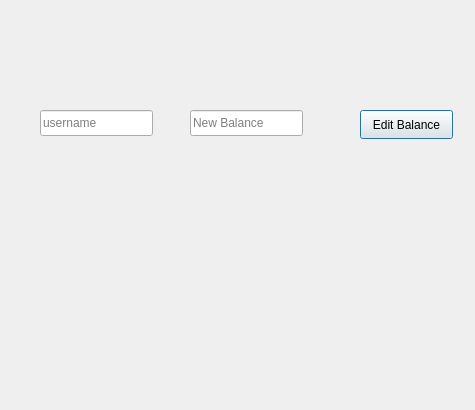
Above: m7fazty/adjust_balance_dialog.ui from Roro-2004/m7fazty before the change. Below: the same form after it.
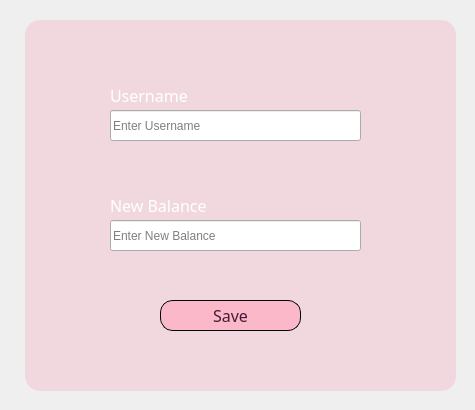
That is the form after the change. Icons and pictures are not drawn.

What changed in the file:
```diff
--- a/m7fazty/adjust_balance_dialog.ui
+++ b/m7fazty/adjust_balance_dialog.ui
@@ -32,42 +32,330 @@
   <widget class="QLineEdit" name="username_editBalance_lineEdit">
    <property name="geometry">
     <rect>
-     <x>40</x>
+     <x>110</x>
      <y>110</y>
-     <width>113</width>
-     <height>26</height>
+     <width>251</width>
+     <height>31</height>
     </rect>
    </property>
    <property name="placeholderText">
-    <string>username</string>
-   </property>
-  </widget>
-  <widget class="QPushButton" name="editBalance_pushButton">
-   <property name="geometry">
-    <rect>
-     <x>360</x>
-     <y>110</y>
-     <width>93</width>
-     <height>29</height>
-    </rect>
-   </property>
-   <property name="text">
-    <string>Edit Balance</string>
+    <string>Enter Username</string>
    </property>
   </widget>
   <widget class="QLineEdit" name="newBalance_editBalance_lineEdit">
    <property name="geometry">
     <rect>
-     <x>190</x>
-     <y>110</y>
-     <width>113</width>
-     <height>26</height>
+     <x>110</x>
+     <y>220</y>
+     <width>251</width>
+     <height>31</height>
     </rect>
    </property>
    <property name="placeholderText">
+    <string>Enter New Balance</string>
+   </property>
+  </widget>
+  <widget class="QPushButton" name="pushButton">
+   <property name="geometry">
+    <rect>
+     <x>25</x>
+     <y>20</y>
+     <width>431</width>
+     <height>371</height>
+    </rect>
+   </property>
+   <property name="styleSheet">
+    <string notr="true">QPushButton {
+ background-color: rgba(255, 90, 130, 0.15);
+    border-radius: 15px;
+}
+</string>
+   </property>
+   <property name="text">
+    <string/>
+   </property>
+  </widget>
+  <widget class="QLabel" name="username_label">
+   <property name="geometry">
+    <rect>
+     <x>110</x>
+     <y>80</y>
+     <width>111</width>
+     <height>31</height>
+    </rect>
+   </property>
+   <property name="palette">
+    <palette>
+     <active>
+      <colorrole role="WindowText">
+       <brush brushstyle="SolidPattern">
+        <color alpha="255">
+         <red>255</red>
+         <green>255</green>
+         <blue>255</blue>
+        </color>
+       </brush>
+      </colorrole>
+      <colorrole role="ButtonText">
+       <brush brushstyle="SolidPattern">
+        <color alpha="255">
+         <red>255</red>
+         <green>255</green>
+         <blue>255</blue>
+        </color>
+       </brush>
+      </colorrole>
+     </active>
+     <inactive>
+      <colorrole role="WindowText">
+       <brush brushstyle="SolidPattern">
+        <color alpha="255">
+         <red>255</red>
+         <green>255</green>
+         <blue>255</blue>
+        </color>
+       </brush>
+      </colorrole>
+      <colorrole role="ButtonText">
+       <brush brushstyle="SolidPattern">
+        <color alpha="255">
+         <red>255</red>
+         <green>255</green>
+         <blue>255</blue>
+        </color>
+       </brush>
+      </colorrole>
+     </inactive>
+     <disabled/>
+    </palette>
+   </property>
+   <property name="font">
+    <font>
+     <family>Arial Rounded MT Bold</family>
+     <pointsize>12</pointsize>
+    </font>
+   </property>
+   <property name="text">
+    <string>Username</string>
+   </property>
+  </widget>
+  <widget class="QLabel" name="new_balance_label">
+   <property name="geometry">
+    <rect>
+     <x>110</x>
+     <y>190</y>
+     <width>131</width>
+     <height>31</height>
+    </rect>
+   </property>
+   <property name="palette">
+    <palette>
+     <active>
+      <colorrole role="WindowText">
+       <brush brushstyle="SolidPattern">
+        <color alpha="255">
+         <red>255</red>
+         <green>255</green>
+         <blue>255</blue>
+        </color>
+       </brush>
+      </colorrole>
+      <colorrole role="ButtonText">
+       <brush brushstyle="SolidPattern">
+        <color alpha="255">
+         <red>255</red>
+         <green>255</green>
+         <blue>255</blue>
+        </color>
+       </brush>
+      </colorrole>
+     </active>
+     <inactive>
+      <colorrole role="WindowText">
+       <brush brushstyle="SolidPattern">
+        <color alpha="255">
+         <red>255</red>
+         <green>255</green>
+         <blue>255</blue>
+        </color>
+       </brush>
+      </colorrole>
+      <colorrole role="ButtonText">
+       <brush brushstyle="SolidPattern">
+        <color alpha="255">
+         <red>255</red>
+         <green>255</green>
+         <blue>255</blue>
+        </color>
+       </brush>
+      </colorrole>
+     </inactive>
+     <disabled/>
+    </palette>
+   </property>
+   <property name="font">
+    <font>
+     <family>Arial Rounded MT Bold</family>
+     <pointsize>12</pointsize>
+    </font>
+   </property>
+   <property name="text">
     <string>New Balance</string>
    </property>
   </widget>
+  <widget class="QPushButton" name="editBalance_pushButton">
+   <property name="geometry">
+    <rect>
+     <x>160</x>
+     <y>300</y>
+     <width>141</width>
+     <height>31</height>
+    </rect>
+   </property>
+   <property name="palette">
+    <palette>
+     <active>
+      <colorrole role="Button">
+       <brush brushstyle="SolidPattern">
+        <color alpha="178">
+         <red>255</red>
+         <green>170</green>
+         <blue>190</blue>
+        </color>
+       </brush>
+      </colorrole>
+      <colorrole role="ButtonText">
+       <brush brushstyle="SolidPattern">
+        <color alpha="255">
+         <red>67</red>
+         <green>27</green>
+         <blue>55</blue>
+        </color>
+       </brush>
+      </colorrole>
+      <colorrole role="Base">
+       <brush brushstyle="SolidPattern">
+        <color alpha="178">
+         <red>255</red>
+         <green>170</green>
+         <blue>190</blue>
+        </color>
+       </brush>
+      </colorrole>
+      <colorrole role="Window">
+       <brush brushstyle="SolidPattern">
+        <color alpha="178">
+         <red>255</red>
+         <green>170</green>
+         <blue>190</blue>
+        </color>
+       </brush>
+      </colorrole>
+     </active>
+     <inactive>
+      <colorrole role="Button">
+       <brush brushstyle="SolidPattern">
+        <color alpha="178">
+         <red>255</red>
+         <green>170</green>
+         <blue>190</blue>
+        </color>
+       </brush>
+      </colorrole>
+      <colorrole role="ButtonText">
+       <brush brushstyle="SolidPattern">
+        <color alpha="255">
+         <red>67</red>
+         <green>27</green>
+         <blue>55</blue>
+        </color>
+       </brush>
+      </colorrole>
+      <colorrole role="Base">
+       <brush brushstyle="SolidPattern">
+        <color alpha="178">
+         <red>255</red>
+         <green>170</green>
+         <blue>190</blue>
+        </color>
+       </brush>
+      </colorrole>
+      <colorrole role="Window">
+       <brush brushstyle="SolidPattern">
+        <color alpha="178">
+         <red>255</red>
+         <green>170</green>
+         <blue>190</blue>
+        </color>
+       </brush>
+      </colorrole>
+     </inactive>
+     <disabled>
+      <colorrole role="Button">
+       <brush brushstyle="SolidPattern">
+        <color alpha="178">
+         <red>255</red>
+         <green>170</green>
+         <blue>190</blue>
+        </color>
+       </brush>
+      </colorrole>
+      <colorrole role="Base">
+       <brush brushstyle="SolidPattern">
+        <color alpha="178">
+         <red>255</red>
+         <green>170</green>
+         <blue>190</blue>
+        </color>
+       </brush>
+      </colorrole>
+      <colorrole role="Window">
+       <brush brushstyle="SolidPattern">
+        <color alpha="178">
+         <red>255</red>
+         <green>170</green>
+         <blue>190</blue>
+        </color>
+       </brush>
+      </colorrole>
+     </disabled>
+    </palette>
+   </property>
+   <property name="font">
+    <font>
+     <family>Arial Rounded MT Bold</family>
+     <pointsize>12</pointsize>
+    </font>
+   </property>
+   <property name="styleSheet">
+    <string notr="true">QPushButton {
+/*background-color: rgba(230, 170, 245, 0.7);*/
+    background-color: rgba(255, 170, 190, 0.7);
+    border-radius: 13px;
+    border: 1px solid rgb(0, 0, 10);
+}
+
+QPushButton:hover {
+    background-color: rgba(255, 170, 190, 0.4); /* Semi-transparent background color when hovered */
+}
+
+QPushButton:pressed {
+    background-color: rgba(255, 150, 200, 0.7); /* Semi-transparent background color when pressed */
+    border: 2px solid black; /* You can customize the border for the pressed state if needed */
+}
+</string>
+   </property>
+   <property name="text">
+    <string>Save</string>
+   </property>
+  </widget>
+  <zorder>label_bg</zorder>
+  <zorder>pushButton</zorder>
+  <zorder>username_editBalance_lineEdit</zorder>
+  <zorder>newBalance_editBalance_lineEdit</zorder>
+  <zorder>username_label</zorder>
+  <zorder>new_balance_label</zorder>
+  <zorder>editBalance_pushButton</zorder>
  </widget>
  <resources/>
  <connections/>
```
